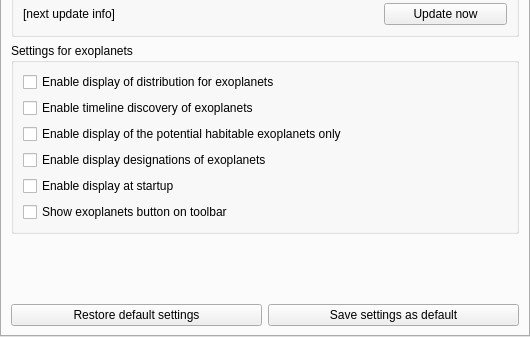
Old version of the form plugins/Exoplanets/src/gui/exoplanetsDialog.ui in the repository 519984307/stellarium_src; both pictures show x 0 to 530 and y 164 to 501 of the 530 by 501 pixel window.
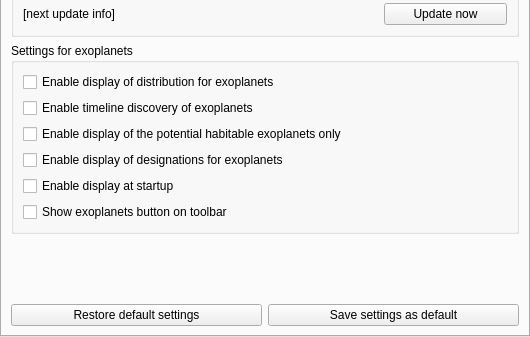
New version of the form. Custom widgets are drawn as their Qt base class.

What changed in the file:
```diff
--- a/plugins/Exoplanets/src/gui/exoplanetsDialog.ui
+++ b/plugins/Exoplanets/src/gui/exoplanetsDialog.ui
@@ -277,7 +277,7 @@
           <item>
            <widget class="QCheckBox" name="displayShowDesignationsCheckBox">
             <property name="text">
-             <string>Enable display designations of exoplanets</string>
+             <string>Enable display of designations for exoplanets</string>
             </property>
            </widget>
           </item>
```
